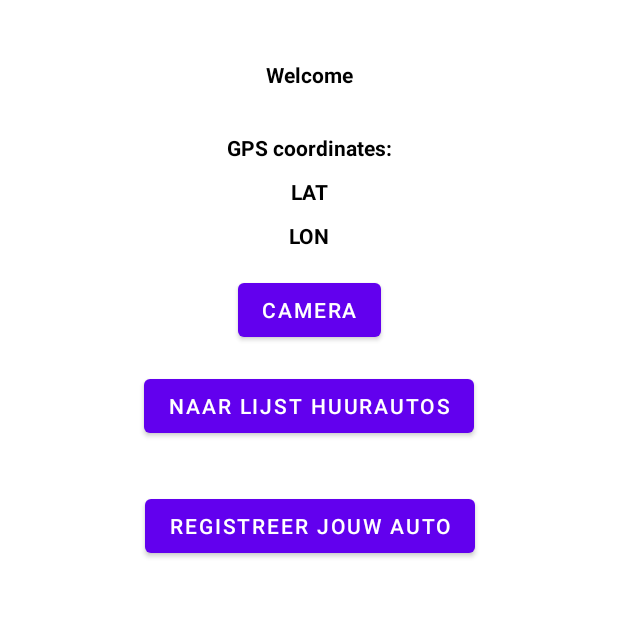
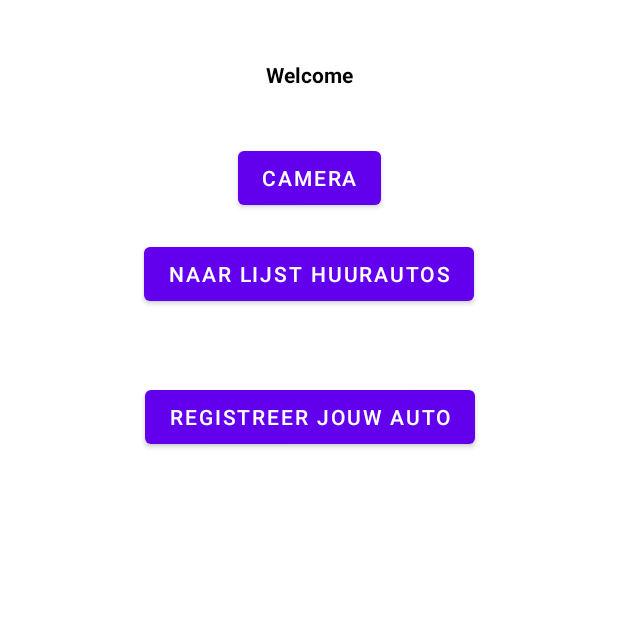
Before and after one commit to gerardstn/RMC-Android, an Android app: the HomeFragment screen opened through its navigation route, on a phone screen of 412 x 824 dp, the part 444-1061 px from its top. Run offline under Robolectric (Android 15) with nearby library versions, the phone set to English and light mode, and no system bars; our stand-ins replace Room's generated code; 1 statement that could not run was skipped.

Commit message:
a few small adjustments to the homepage, adding km text next to distance, different car listview. todo for detailpage: link data, add simple reserve car post request. todo for distance: add searchfilter on distance. todo for camera: save photo somewhere.

```diff
--- a/app/src/main/res/layout/for_rent_layout.xml
+++ b/app/src/main/res/layout/for_rent_layout.xml
@@ -26,7 +26,7 @@
 
     <androidx.recyclerview.widget.RecyclerView
         android:id="@+id/rv_available_cars"
-        android:layout_width="wrap_content"
+        android:layout_width="match_parent"
         android:layout_height="wrap_content"
         android:layout_below="@+id/tv_RenteeCarListTitle"
         android:layout_marginTop="10dp" />
--- a/app/src/main/res/layout/home_layout.xml
+++ b/app/src/main/res/layout/home_layout.xml
@@ -37,40 +37,6 @@
         app:layout_constraintStart_toStartOf="parent"
         app:layout_constraintTop_toBottomOf="@+id/tv_LoginSuccess" />
 
-    <TextView
-        android:id="@+id/tv_title_gps"
-        android:layout_width="wrap_content"
-        android:layout_height="wrap_content"
-        android:layout_marginTop="10dp"
-        android:text="GPS coordinates:"
-        android:textColor="@color/black"
-        android:textStyle="bold"
-        app:layout_constraintEnd_toEndOf="parent"
-        app:layout_constraintStart_toStartOf="parent"
-        app:layout_constraintTop_toBottomOf="@+id/tv_Email" />
-
-    <TextView
-        android:id="@+id/tv_gps_lat"
-        android:layout_width="wrap_content"
-        android:layout_height="wrap_content"
-        android:layout_marginTop="10dp"
-        android:text="LAT"
-        android:textColor="@color/black"
-        android:textStyle="bold"
-        app:layout_constraintEnd_toEndOf="parent"
-        app:layout_constraintStart_toStartOf="parent"
-        app:layout_constraintTop_toBottomOf="@+id/tv_title_gps" />
-    <TextView
-        android:id="@+id/tv_gps_lon"
-        android:layout_width="wrap_content"
-        android:layout_height="wrap_content"
-        android:layout_marginTop="10dp"
-        android:text="LON"
-        android:textColor="@color/black"
-        android:textStyle="bold"
-        app:layout_constraintEnd_toEndOf="parent"
-        app:layout_constraintStart_toStartOf="parent"
-        app:layout_constraintTop_toBottomOf="@+id/tv_gps_lat" />
 
     <Button
         android:id="@+id/btn_camera"
@@ -80,7 +46,7 @@
         android:text="Camera"
         app:layout_constraintEnd_toEndOf="parent"
         app:layout_constraintStart_toStartOf="parent"
-        app:layout_constraintTop_toBottomOf="@+id/tv_gps_lon" />
+        app:layout_constraintTop_toBottomOf="@+id/tv_Email" />
 
 
     <Button
```
Also changed, not shown: app/src/main/java/avdinformatica/group1/rentmycar/ui/CarRegistrationFragment.java (+44 -0 lines), app/src/main/res/layout/singlecar_listview_layout.xml (+11 -1 lines).
